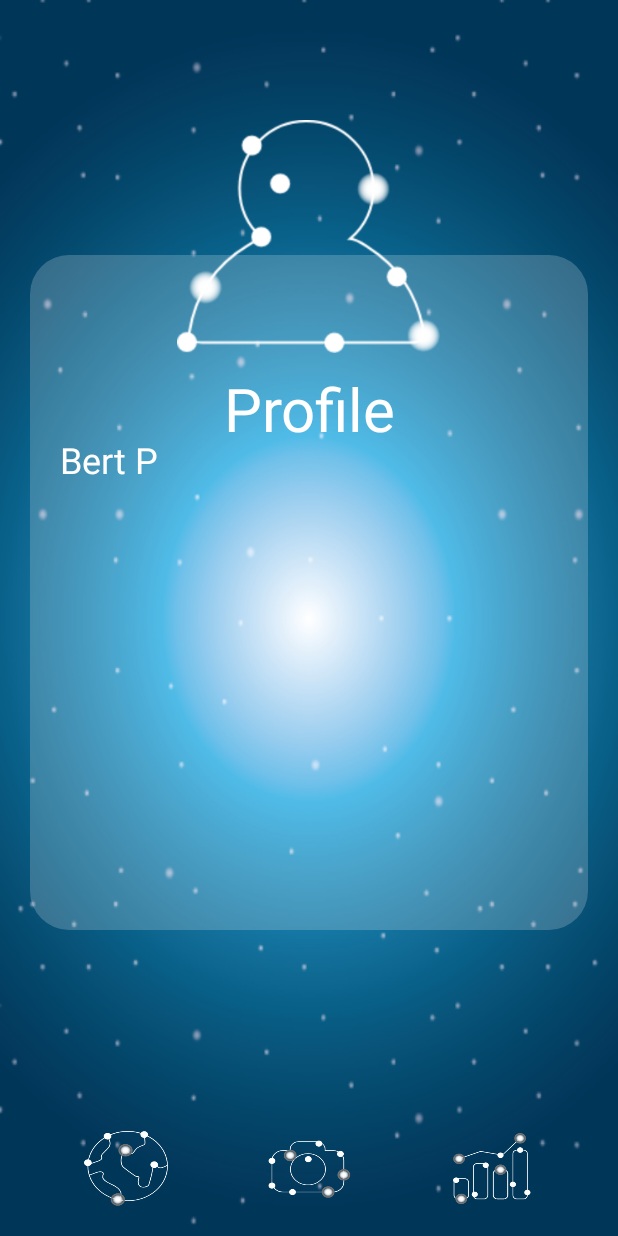
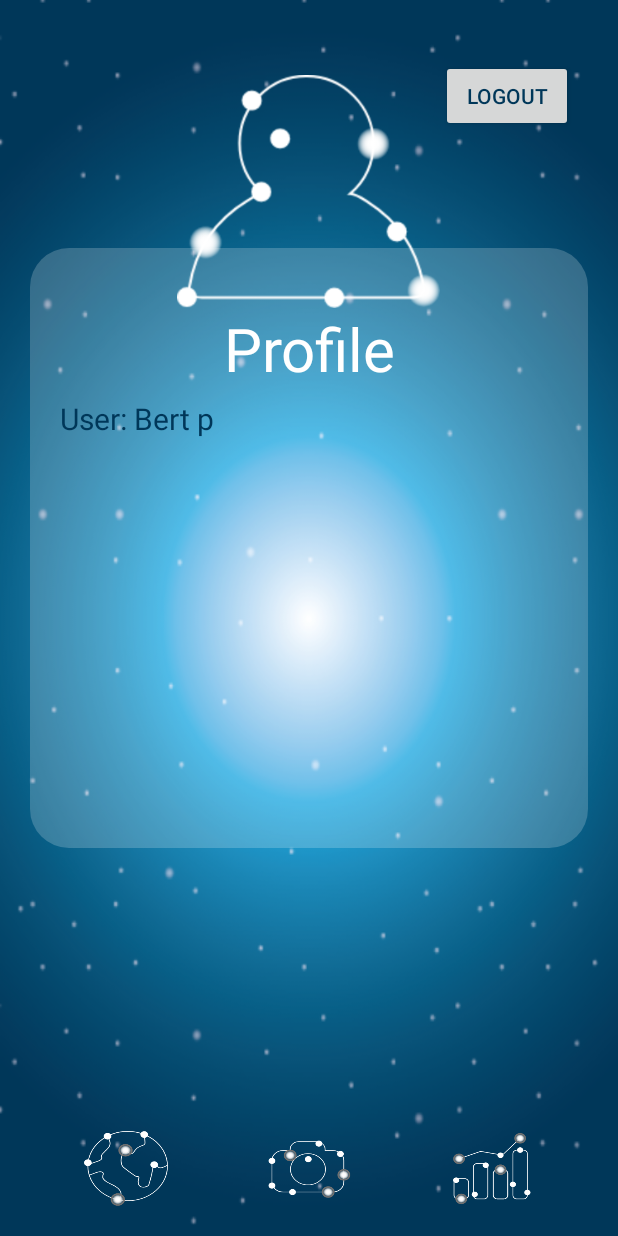
Before and after one commit to snipercool/petplanet, an Android app: the layout activity_profile.xml on its own in the app's theme, with its tools: preview values and no code run, on a phone screen of 412 x 824 dp. Run offline under Robolectric (Android 15) with nearby library versions, the phone set to English and light mode, and no system bars.

Commit message:
fix profile layout, logout on profile

```diff
--- a/app/src/main/java/be/example/petplanet/petplanet/Activities/ProfileActivity.java
+++ b/app/src/main/java/be/example/petplanet/petplanet/Activities/ProfileActivity.java
@@ -2,12 +2,22 @@ package be.example.petplanet.petplanet.Activities;
 
 import android.content.Intent;
 import android.os.Bundle;
+import android.support.annotation.NonNull;
+import android.support.v4.app.NotificationManagerCompat;
 import android.support.v7.app.AppCompatActivity;
 import android.view.View;
 import android.view.animation.Animation;
 import android.view.animation.AnimationUtils;
 import android.widget.Button;
 import android.widget.ImageButton;
+import android.widget.TextView;
+
+import com.google.firebase.auth.FirebaseAuth;
+import com.google.firebase.database.DataSnapshot;
+import com.google.firebase.database.DatabaseError;
+import com.google.firebase.database.DatabaseReference;
+import com.google.firebase.database.FirebaseDatabase;
+import com.google.firebase.database.ValueEventListener;
 
 import be.example.petplanet.petplanet.R;
 
@@ -21,11 +31,40 @@ public class ProfileActivity extends AppCompatActivity {
     ImageButton graphs;
     ImageButton qrcode;
     ImageButton leaderbord;
+    TextView scoring;
+
+    private FirebaseDatabase mFirebaseDatabase;
+    private DatabaseReference mUniqueReference;
+    private DatabaseReference mPlanetReference;
+    private DatabaseReference mScoreReference;
+
+    // Firebase - authentication
+
+    private FirebaseAuth mFirebaseAuth;
 
     @Override
     protected void onCreate(Bundle savedInstanceState) {
         super.onCreate(savedInstanceState);
         setContentView(R.layout.activity_profile);
+
+        // Firebase - initializeren van algemene variabelen.
+
+        mFirebaseDatabase = FirebaseDatabase.getInstance();
+
+        // Firebase - initializeren van authenticatie variabelen.
+
+        mFirebaseAuth = FirebaseAuth.getInstance();
+
+        // Firebase - initializeren van referentie.
+
+        mUniqueReference = mFirebaseDatabase.getReference();
+
+
+        //get score
+        mPlanetReference = mFirebaseDatabase.getReference().child("planet");
+        mScoreReference = mPlanetReference.child("0").child("score");
+
+        scoring = (TextView) findViewById(R.id.score);
 
         // go to planet
         planet = findViewById(R.id.btn_menu_planet);
@@ -59,5 +98,18 @@ public class ProfileActivity extends AppCompatActivity {
                 startActivity(intent);
             }
         });
+
+        mScoreReference.addValueEventListener(new ValueEventListener() {
+            @Override
+            public void onDataChange(@NonNull DataSnapshot dataSnapshot) {
+                String score = dataSnapshot.getValue().toString();
+                scoring.setText("Score= "+ score);
+            }
+
+            @Override
+            public void onCancelled(@NonNull DatabaseError databaseError) {
+
+            }
+        });
     }
 }
--- a/app/src/main/res/layout/activity_profile.xml
+++ b/app/src/main/res/layout/activity_profile.xml
@@ -6,11 +6,22 @@
     android:layout_width="match_parent"
     android:layout_height="match_parent">
 
+    <Button
+        android:id="@+id/signout"
+        android:text="Logout"
+        android:textColor="@color/colorPrimaryDark"
+        android:layout_width="wrap_content"
+        android:layout_height="wrap_content"
+        android:layout_alignParentTop="true"
+        android:layout_alignParentEnd="true"
+        android:layout_marginTop="20dp"
+        android:layout_marginEnd="10dp" />
+
     <RelativeLayout
         android:layout_width="wrap_content"
         android:layout_height="wrap_content"
         android:layout_centerHorizontal="true"
-        android:layout_marginTop="50dp">
+        android:layout_marginTop="20dp">
 
         <ImageView
             android:id="@+id/iv_profile"
@@ -20,37 +31,51 @@
             android:contentDescription="@string/iv_profile"
             android:layout_centerHorizontal="true"/>
 
+
+    </RelativeLayout>
+    <RelativeLayout
+        android:layout_width="match_parent"
+        android:layout_height="400dp"
+        android:background="@drawable/whiteroundrectangle"
+        android:layout_marginTop="145dp"
+        android:padding="20dp">
         <TextView
             android:id="@+id/tv_title_profile"
             android:layout_width="match_parent"
             android:layout_height="wrap_content"
             android:text="@string/tv_title_profile"
             android:textSize="40sp"
-            android:layout_below="@+id/iv_profile"
+            android:layout_marginTop="20dp"
             android:textAlignment="center"
             />
 
-        <ScrollView
-            android:id="@+id/sv_user_info"
+        <TextView
+            android:id="@+id/user"
             android:layout_width="wrap_content"
-            android:layout_height="450dp"
-            android:layout_marginTop="100dp"
-            android:background="@drawable/whiteroundrectangle"
-            android:padding="20dp">
+            android:layout_height="wrap_content"
+            android:layout_below="@+id/tv_title_profile"
+            android:layout_marginTop="6dp"
+            android:text="User: Bert p"
+            android:textColor="@color/colorPrimaryDark"
+            android:textSize="20dp" />
 
-            <LinearLayout
-                android:layout_width="350dp"
-                android:layout_height="700dp"
-                android:layout_marginTop="100dp">
+        <TextView
+            android:id="@+id/score"
+            android:layout_width="wrap_content"
+            android:layout_height="wrap_content"
+            android:layout_below="@+id/user"
+            android:layout_marginTop="8dp"
+            android:text=""
+            android:textColor="@color/colorPrimaryDark"
+            android:textSize="20dp" />
 
-                <TextView
-                    android:layout_width="wrap_content"
-                    android:layout_height="wrap_content"
-                    android:text="@string/tv_example_user_name"
-                    android:textSize="24sp" />
-            </LinearLayout>
 
-        </ScrollView>
+
+
+
+
+
+
     </RelativeLayout>
 
     <!--Menu-->
```
